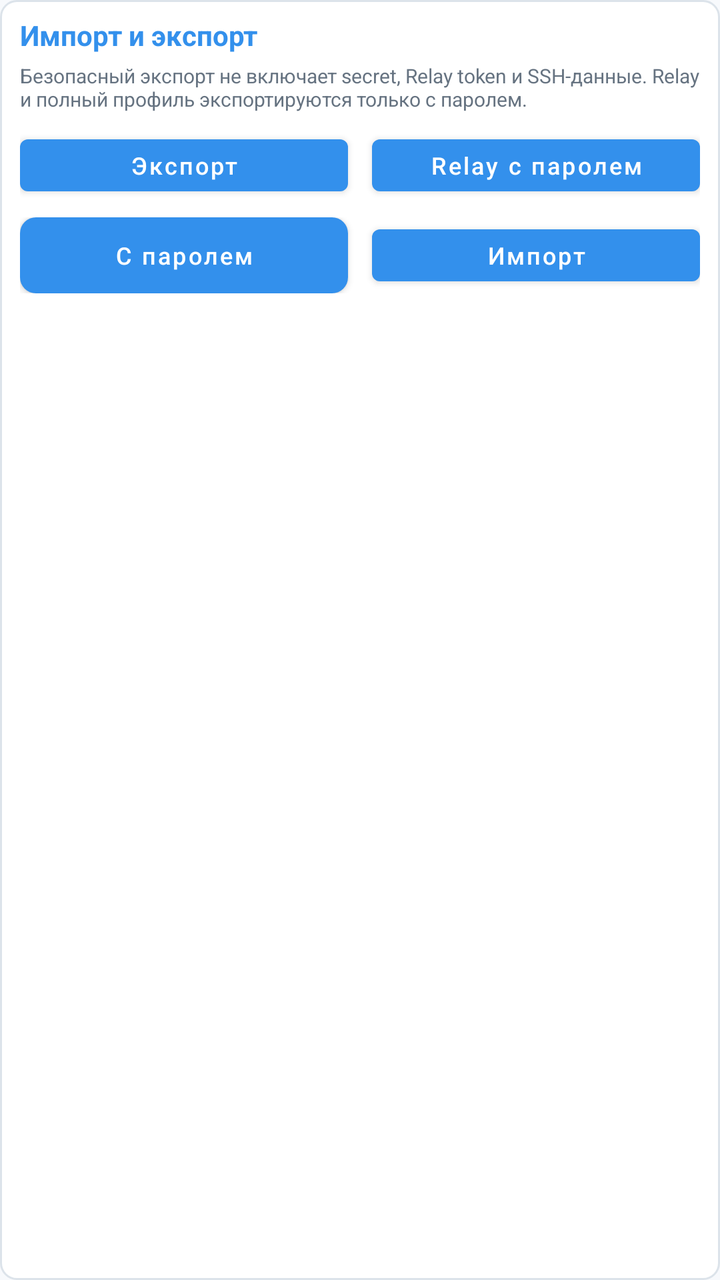
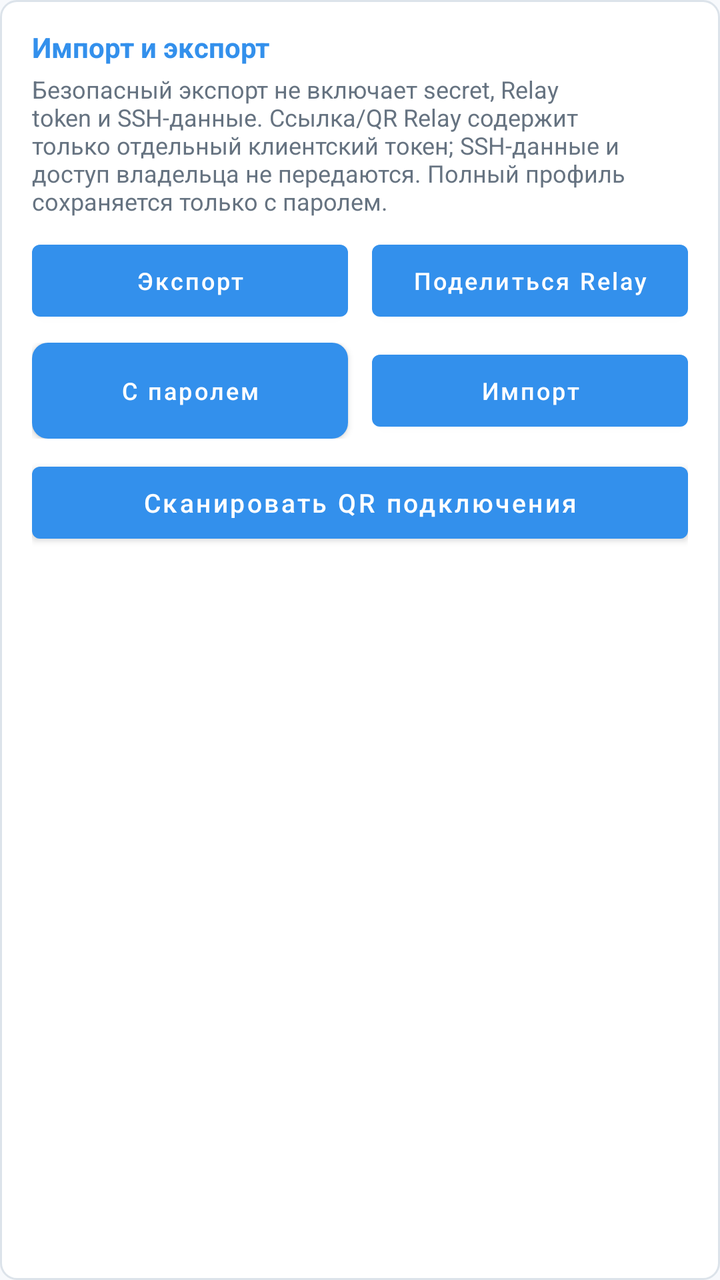

Before-and-after screenshots of an Android layout around one commit, followed by the original layout XML and the change that was made.
<!-- AndroidManifest.xml: application theme AppTheme -->
<!-- res/layout/view_import_export.xml -->
<?xml version="1.0" encoding="utf-8"?>
<LinearLayout xmlns:android="http://schemas.android.com/apk/res/android"
    android:layout_width="match_parent"
    android:layout_height="wrap_content"
    android:layout_marginTop="8dp"
    android:background="@drawable/card_bg"
    android:orientation="vertical"
    android:padding="10dp">

    <TextView
        android:layout_width="wrap_content"
        android:layout_height="wrap_content"
        android:includeFontPadding="false"
        android:text="@string/import_export"
        android:textColor="@color/accent"
        android:textSize="14sp"
        android:textStyle="bold" />

    <TextView
        android:layout_width="match_parent"
        android:layout_height="wrap_content"
        android:layout_marginTop="6dp"
        android:includeFontPadding="false"
        android:text="@string/import_export_note"
        android:textColor="@color/text_secondary"
        android:textSize="10sp" />

    <LinearLayout
        android:layout_width="match_parent"
        android:layout_height="38dp"
        android:layout_marginTop="8dp"
        android:orientation="horizontal">

        <Button
            android:id="@+id/btn_export_safe_profile"
            android:layout_width="0dp"
            android:layout_height="match_parent"
            android:layout_marginEnd="6dp"
            android:layout_weight="1"
            android:minWidth="0dp"
            android:minHeight="0dp"
            android:text="@string/export_safe_profile"
            android:textAllCaps="false"
            android:textSize="12sp" />

        <Button
            android:id="@+id/btn_export_vps_relay"
            android:layout_width="0dp"
            android:layout_height="match_parent"
            android:layout_marginStart="6dp"
            android:layout_weight="1"
            android:minWidth="0dp"
            android:minHeight="0dp"
            android:text="@string/export_vps_relay"
            android:textAllCaps="false"
            android:textSize="12sp" />
    </LinearLayout>

    <LinearLayout
        android:layout_width="match_parent"
        android:layout_height="38dp"
        android:layout_marginTop="7dp"
        android:orientation="horizontal">

        <Button
            android:id="@+id/btn_export_encrypted_profile"
            android:layout_width="0dp"
            android:layout_height="match_parent"
            android:layout_marginEnd="6dp"
            android:layout_weight="1"
            android:background="@drawable/btn_start_bg"
            android:minWidth="0dp"
            android:minHeight="0dp"
            android:text="@string/export_encrypted_profile"
            android:textAllCaps="false"
            android:textColor="@color/button_text"
            android:textSize="12sp" />

        <Button
            android:id="@+id/btn_import_settings"
            android:layout_width="0dp"
            android:layout_height="match_parent"
            android:layout_marginStart="6dp"
            android:layout_weight="1"
            android:minWidth="0dp"
            android:minHeight="0dp"
            android:text="@string/import_settings"
            android:textAllCaps="false"
            android:textSize="12sp" />
    </LinearLayout>
</LinearLayout>
<!-- resources referenced by this layout -->
<resources>
  <color name="accent">#3390EC</color>
  <color name="button_text">#FFFFFF</color>
  <color name="text_secondary">#667381</color>
  <!-- drawable btn_start_bg (drawable) -->
  <?xml version="1.0" encoding="utf-8"?>
  <shape xmlns:android="http://schemas.android.com/apk/res/android"
      android:shape="rectangle">
      <solid android:color="@color/accent" />
      <corners android:radius="8dp" />
  </shape>
  <!-- drawable card_bg (drawable) -->
  <?xml version="1.0" encoding="utf-8"?>
  <shape xmlns:android="http://schemas.android.com/apk/res/android"
      android:shape="rectangle">
      <solid android:color="@color/card" />
      <corners android:radius="8dp" />
      <stroke
          android:width="1dp"
          android:color="@color/card_border" />
  </shape>
  <string name="export_encrypted_profile">С паролем</string>
  <string name="export_safe_profile">Экспорт</string>
  <string name="export_vps_relay">Relay с паролем</string>
  <string name="import_export">Импорт и экспорт</string>
  <string name="import_export_note">Безопасный экспорт не включает secret, Relay token и SSH-данные. Relay и полный профиль экспортируются только с паролем.</string>
  <string name="import_settings">Импорт</string>
  <style name="AppTheme" parent="Theme.MaterialComponents.DayNight.NoActionBar">
          <item name="colorPrimary">@color/accent</item>
          <item name="colorPrimaryDark">@color/background</item>
          <item name="colorAccent">@color/accent</item>
          <item name="android:windowBackground">@color/background</item>
          <item name="android:statusBarColor">@color/background</item>
          <item name="android:navigationBarColor">@color/background</item>
          <item name="android:forceDarkAllowed" tools:targetApi="q">false</item>
      </style>
  <color name="card">#FFFFFF</color>
  <color name="card_border">#DCE3EA</color>
  <color name="background">#F7F9FC</color>
</resources>

<!-- the commit's change to res/layout/view_import_export.xml (unified diff, before → after) -->
@@ -5,7 +5,7 @@
     android:layout_marginTop="8dp"
     android:background="@drawable/card_bg"
     android:orientation="vertical"
-    android:padding="10dp">
+    android:padding="16dp">
 
     <TextView
         android:layout_width="wrap_content"
@@ -23,18 +23,18 @@
         android:includeFontPadding="false"
         android:text="@string/import_export_note"
         android:textColor="@color/text_secondary"
-        android:textSize="10sp" />
+        android:textSize="12sp" />
 
     <LinearLayout
         android:layout_width="match_parent"
-        android:layout_height="38dp"
+        android:layout_height="wrap_content"
         android:layout_marginTop="8dp"
         android:orientation="horizontal">
 
         <Button
             android:id="@+id/btn_export_safe_profile"
             android:layout_width="0dp"
-            android:layout_height="match_parent"
+            android:layout_height="48dp"
             android:layout_marginEnd="6dp"
             android:layout_weight="1"
             android:minWidth="0dp"
@@ -46,7 +46,7 @@
         <Button
             android:id="@+id/btn_export_vps_relay"
             android:layout_width="0dp"
-            android:layout_height="match_parent"
+            android:layout_height="48dp"
             android:layout_marginStart="6dp"
             android:layout_weight="1"
             android:minWidth="0dp"
@@ -58,14 +58,14 @@
 
     <LinearLayout
         android:layout_width="match_parent"
-        android:layout_height="38dp"
+        android:layout_height="wrap_content"
         android:layout_marginTop="7dp"
         android:orientation="horizontal">
 
         <Button
             android:id="@+id/btn_export_encrypted_profile"
             android:layout_width="0dp"
-            android:layout_height="match_parent"
+            android:layout_height="48dp"
             android:layout_marginEnd="6dp"
             android:layout_weight="1"
             android:background="@drawable/btn_start_bg"
@@ -79,7 +79,7 @@
         <Button
             android:id="@+id/btn_import_settings"
             android:layout_width="0dp"
-            android:layout_height="match_parent"
+            android:layout_height="48dp"
             android:layout_marginStart="6dp"
             android:layout_weight="1"
             android:minWidth="0dp"
@@ -88,4 +88,14 @@
             android:textAllCaps="false"
             android:textSize="12sp" />
     </LinearLayout>
+
+    <Button
+        android:id="@+id/btn_scan_qr"
+        android:layout_width="match_parent"
+        android:layout_height="48dp"
+        android:layout_marginTop="8dp"
+        android:minHeight="48dp"
+        android:text="@string/scan_import_qr"
+        android:textAllCaps="false"
+        android:textSize="13sp" />
 </LinearLayout>
<!-- resource entries referenced after the edit -->
@@ -22,10 +22,11 @@
   </shape>
   <string name="export_encrypted_profile">С паролем</string>
   <string name="export_safe_profile">Экспорт</string>
-  <string name="export_vps_relay">Relay с паролем</string>
+  <string name="export_vps_relay">Поделиться Relay</string>
   <string name="import_export">Импорт и экспорт</string>
-  <string name="import_export_note">Безопасный экспорт не включает secret, Relay token и SSH-данные. Relay и полный профиль экспортируются только с паролем.</string>
+  <string name="import_export_note">Безопасный экспорт не включает secret, Relay token и SSH-данные. Ссылка/QR Relay содержит только отдельный клиентский токен; SSH-данные и доступ владельца не передаются. Полный профиль сохраняется только с паролем.</string>
   <string name="import_settings">Импорт</string>
+  <string name="scan_import_qr">Сканировать QR подключения</string>
   <style name="AppTheme" parent="Theme.MaterialComponents.DayNight.NoActionBar">
           <item name="colorPrimary">@color/accent</item>
           <item name="colorPrimaryDark">@color/background</item>
